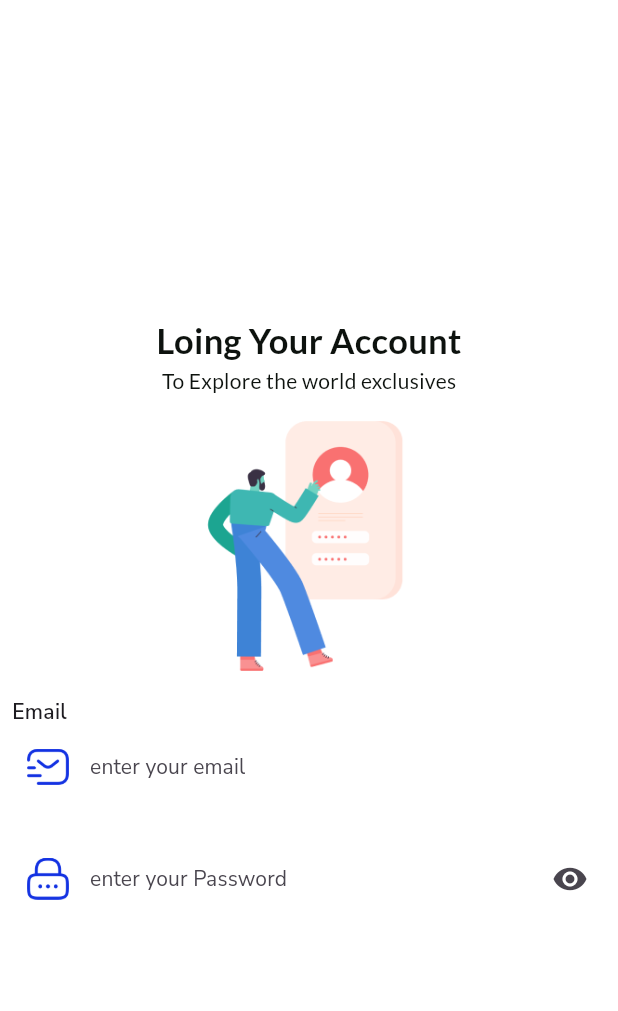
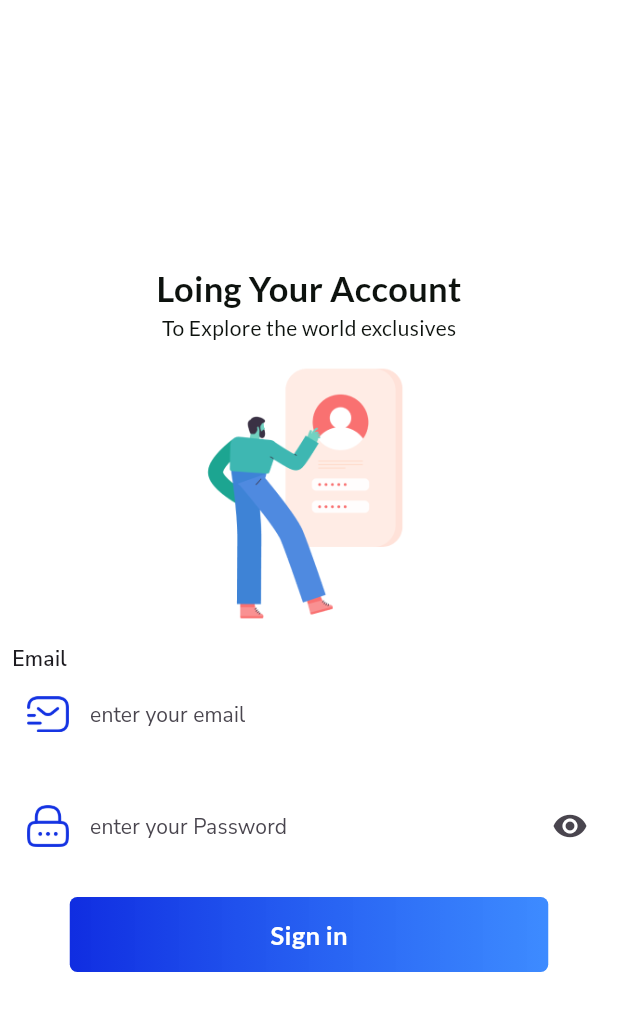
Before and after one commit to yonas790/multi-store-flutter-app, a Flutter app: the screen it shows after launch, on a phone screen of 412 x 824 dp. Shown: the top 1011 px of the screen. Run offline on Flutter 3.47's test engine with Material 3 defaults, Android fonts, the phone set to English and light mode, and no system bars; our stand-ins replace google_fonts.

Commit message:
sign in button created

```diff
--- a/lib/views/screens/authentication_screens/login_screen.dart
+++ b/lib/views/screens/authentication_screens/login_screen.dart
@@ -90,6 +90,32 @@ class LoginScreen extends StatelessWidget {
                   suffixIcon: Icon(Icons.visibility),
                 ),
               ),
+              SizedBox(
+                height: 20,
+              ),
+              Container(
+                  width: 319,
+                  height: 50,
+                  decoration: BoxDecoration(
+                    borderRadius: BorderRadius.circular(5),
+                    gradient: LinearGradient(
+                      colors: [
+                        Color(0xFF102DE1),
+                        Color(0xCC0D6EFF),
+                      ],
+                    ),
+                  ),
+                  child: Center(
+                    child: Text(
+                      'Sign in',
+                      style: GoogleFonts.getFont(
+                        'Lato',
+                        color: Colors.white,
+                        fontSize: 17,
+                        fontWeight: FontWeight.bold,
+                      ),
+                    ),
+                  )),
             ],
           ),
         ),
```
